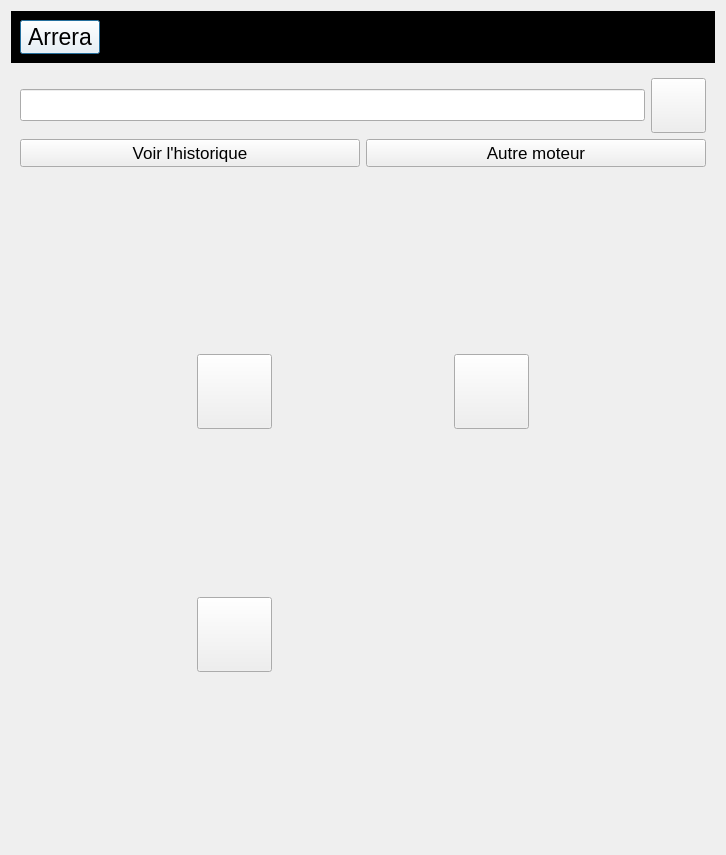
Before: the Qt Designer form arreraui.ui in Arrera-Software/Arrera-Interface, drawn with Qt 5.
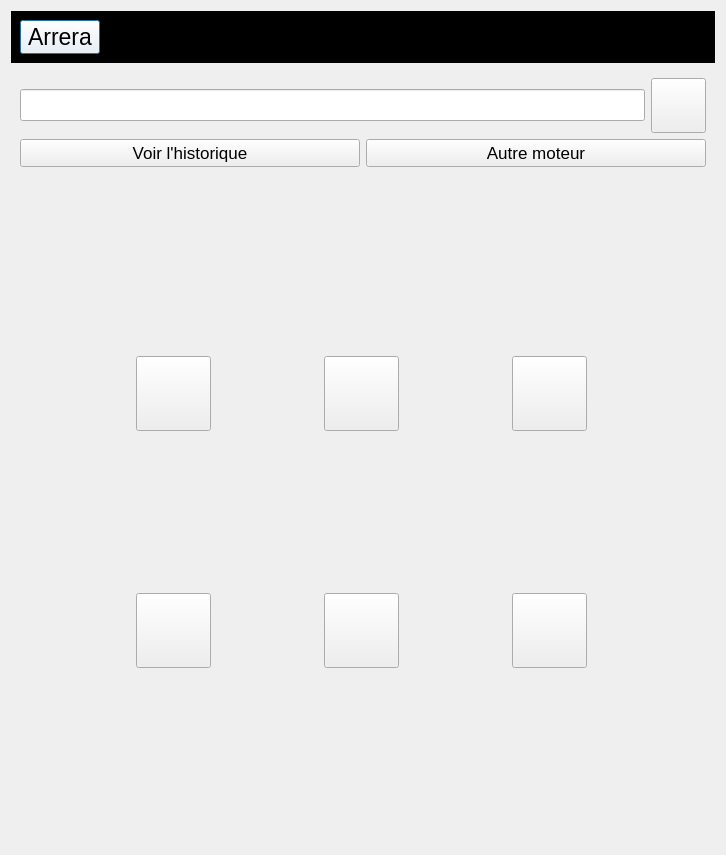
After: the same form once the commit is applied. The open tabs and pages were chosen to show the change. Icons and pictures are not drawn.

Commit message: Ajout de bouton pour les assistant

Patch:
```diff
--- a/arreraui.ui
+++ b/arreraui.ui
@@ -2348,21 +2348,44 @@
       </layout>
      </widget>
      <widget class="QWidget" name="arreraApp">
+      <layout class="QVBoxLayout" name="verticalLayout_6">
+       <item>
+        <widget class="QStackedWidget" name="arreraAppStacked">
+         <property name="currentIndex">
+          <number>1</number>
+         </property>
+         <widget class="QWidget" name="viewArreraApp">
       <layout class="QGridLayout" name="gridLayout_2">
-       <item row="4" column="1">
-        <spacer name="verticalSpacer_14">
-         <property name="orientation">
-          <enum>Qt::Orientation::Vertical</enum>
-         </property>
-         <property name="sizeHint" stdset="0">
+           <item row="0" column="2">
+            <widget class="QPushButton" name="IDC_ARACCOURCI">
+             <property name="minimumSize">
+              <size>
+               <width>75</width>
+               <height>75</height>
+              </size>
+             </property>
+             <property name="maximumSize">
           <size>
-           <width>20</width>
-           <height>40</height>
-          </size>
-         </property>
-        </spacer>
-       </item>
-       <item row="1" column="1">
+               <width>75</width>
+               <height>75</height>
+              </size>
+             </property>
+             <property name="text">
+              <string/>
+             </property>
+             <property name="icon">
+              <iconset resource="resource.qrc">
+               <normaloff>:/icon/img/arrera-raccourci.png</normaloff>:/icon/img/arrera-raccourci.png</iconset>
+             </property>
+             <property name="iconSize">
+              <size>
+               <width>70</width>
+               <height>70</height>
+              </size>
+             </property>
+            </widget>
+           </item>
+           <item row="0" column="1">
         <widget class="QPushButton" name="IDC_AVIDEODOWNLOAD">
          <property name="minimumSize">
           <size>
@@ -2391,46 +2414,7 @@
          </property>
         </widget>
        </item>
-       <item row="0" column="1">
-        <spacer name="verticalSpacer_13">
-         <property name="orientation">
-          <enum>Qt::Orientation::Vertical</enum>
-         </property>
-         <property name="sizeHint" stdset="0">
-          <size>
-           <width>20</width>
-           <height>40</height>
-          </size>
-         </property>
-        </spacer>
-       </item>
-       <item row="1" column="0">
-        <spacer name="horizontalSpacer_15">
-         <property name="orientation">
-          <enum>Qt::Orientation::Horizontal</enum>
-         </property>
-         <property name="sizeHint" stdset="0">
-          <size>
-           <width>40</width>
-           <height>20</height>
-          </size>
-         </property>
-        </spacer>
-       </item>
-       <item row="1" column="4">
-        <spacer name="horizontalSpacer_17">
-         <property name="orientation">
-          <enum>Qt::Orientation::Horizontal</enum>
-         </property>
-         <property name="sizeHint" stdset="0">
-          <size>
-           <width>40</width>
-           <height>20</height>
-          </size>
-         </property>
-        </spacer>
-       </item>
-       <item row="3" column="1">
+           <item row="0" column="0">
         <widget class="QPushButton" name="IDC_APOSTITE">
          <property name="minimumSize">
           <size>
@@ -2459,14 +2443,31 @@
          </property>
         </widget>
        </item>
-       <item row="1" column="3">
-        <widget class="QPushButton" name="IDC_ARACCOURCI">
-         <property name="minimumSize">
+           <item row="1" column="0">
+            <widget class="QPushButton" name="IDC_ASIX">
+             <property name="maximumSize">
           <size>
            <width>75</width>
            <height>75</height>
           </size>
          </property>
+             <property name="text">
+              <string/>
+             </property>
+             <property name="icon">
+              <iconset resource="resource.qrc">
+               <normaloff>:/assistant/img/logo-six.png</normaloff>:/assistant/img/logo-six.png</iconset>
+             </property>
+             <property name="iconSize">
+              <size>
+               <width>70</width>
+               <height>70</height>
+              </size>
+             </property>
+            </widget>
+           </item>
+           <item row="1" column="1">
+            <widget class="QPushButton" name="IDC_ARYLEY">
          <property name="maximumSize">
           <size>
            <width>75</width>
@@ -2489,30 +2490,63 @@
         </widget>
        </item>
        <item row="1" column="2">
-        <spacer name="horizontalSpacer_16">
-         <property name="orientation">
-          <enum>Qt::Orientation::Horizontal</enum>
-         </property>
-         <property name="sizeHint" stdset="0">
+            <widget class="QPushButton" name="IDC_ACOPILOTE">
+             <property name="minimumSize">
+              <size>
+               <width>75</width>
+               <height>75</height>
+              </size>
+             </property>
+             <property name="maximumSize">
           <size>
-           <width>40</width>
-           <height>20</height>
-          </size>
-         </property>
-        </spacer>
-       </item>
-       <item row="2" column="1">
-        <spacer name="verticalSpacer_15">
-         <property name="orientation">
-          <enum>Qt::Orientation::Vertical</enum>
-         </property>
-         <property name="sizeHint" stdset="0">
+               <width>75</width>
+               <height>75</height>
+              </size>
+             </property>
+             <property name="text">
+              <string/>
+             </property>
+             <property name="icon">
+              <iconset resource="resource.qrc">
+               <normaloff>:/assistant/img/copilote.png</normaloff>:/assistant/img/copilote.png</iconset>
+             </property>
+             <property name="iconSize">
           <size>
-           <width>20</width>
-           <height>40</height>
-          </size>
-         </property>
-        </spacer>
+               <width>70</width>
+               <height>70</height>
+              </size>
+             </property>
+            </widget>
+           </item>
+          </layout>
+         </widget>
+         <widget class="QWidget" name="noArreraApp">
+          <layout class="QVBoxLayout" name="verticalLayout_13">
+           <item>
+            <widget class="QLabel" name="IDC_INCNONARRERAAPP">
+             <property name="font">
+              <font>
+               <pointsize>16</pointsize>
+               <bold>true</bold>
+              </font>
+             </property>
+             <property name="text">
+              <string>Aucune application Arrera n'est enregistrée dans Arrera I2025. Pour enregistrer une application, rendez-vous sur Arrera Store.</string>
+             </property>
+             <property name="scaledContents">
+              <bool>false</bool>
+             </property>
+             <property name="alignment">
+              <set>Qt::AlignmentFlag::AlignCenter</set>
+             </property>
+             <property name="wordWrap">
+              <bool>true</bool>
+             </property>
+            </widget>
+           </item>
+          </layout>
+         </widget>
+        </widget>
        </item>
       </layout>
      </widget>
```
Left out of the diff: 4 changed lines with no effect on the pictures. Lines whose indentation alone changed are shown as unchanged.
